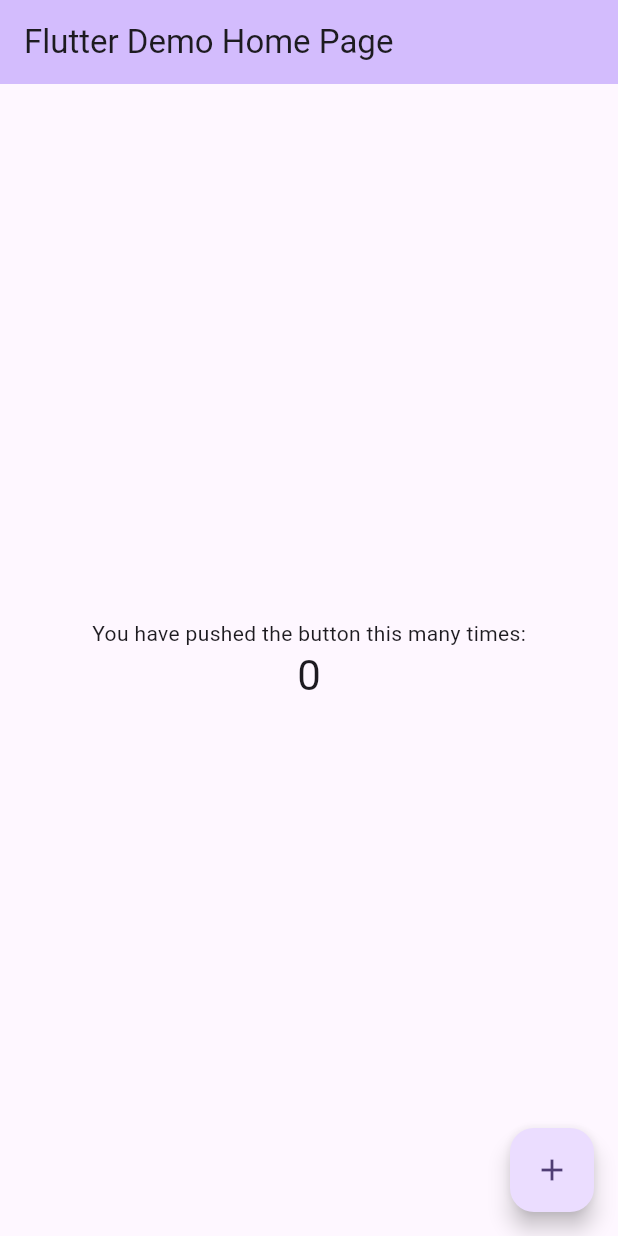
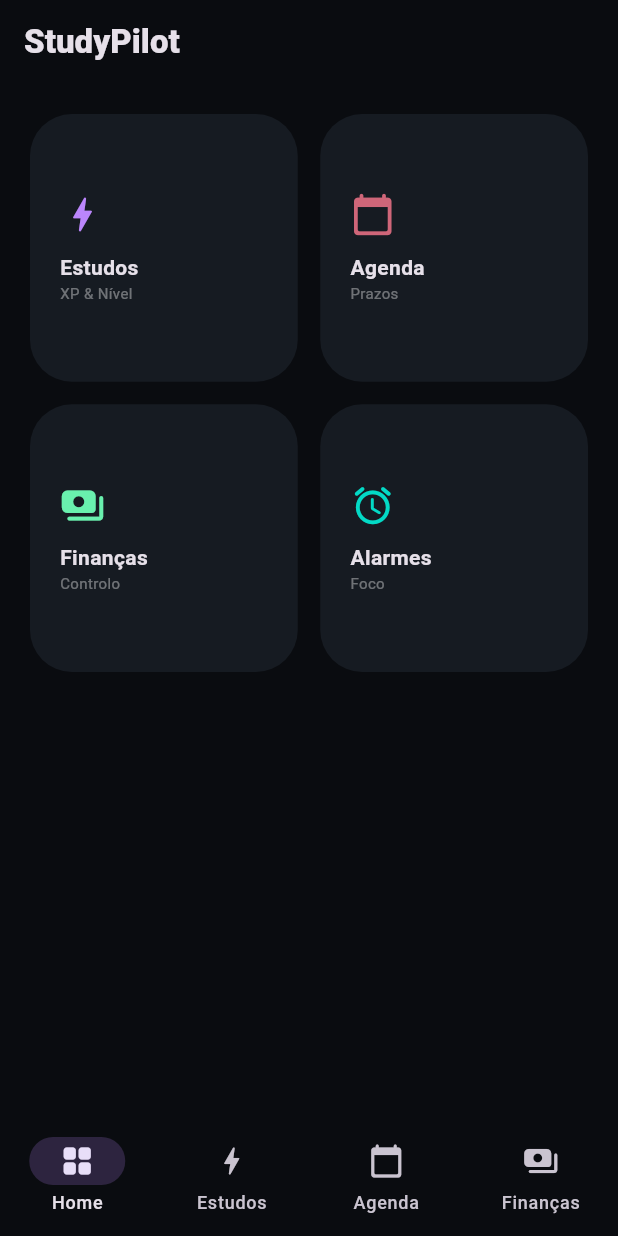
Before and after one commit to Jheex/StudyPilot, a Flutter app: the screen it shows after launch, on a phone screen of 412 x 824 dp. Run offline on Flutter 3.47's test engine with Material 3 defaults, Android fonts, the phone set to English and light mode, and no system bars.

Commit message:
Melhoria de Base

```diff
--- a/studypilot/lib/main.dart
+++ b/studypilot/lib/main.dart
@@ -1,121 +1,95 @@
 import 'package:flutter/material.dart';
+import 'study_screen.dart';
+import 'agenda_screen.dart';   // Novo import
+import 'financas_screen.dart'; // Novo import
 
-void main() {
-  runApp(const MyApp());
-}
+void main() => runApp(const StudyPilotApp());
 
-class MyApp extends StatelessWidget {
-  const MyApp({super.key});
-
-  // This widget is the root of your application.
+class StudyPilotApp extends StatelessWidget {
+  const StudyPilotApp({super.key});
   @override
   Widget build(BuildContext context) {
     return MaterialApp(
-      title: 'Flutter Demo',
-      theme: ThemeData(
-        // This is the theme of your application.
-        //
-        // TRY THIS: Try running your application with "flutter run". You'll see
-        // the application has a purple toolbar. Then, without quitting the app,
-        // try changing the seedColor in the colorScheme below to Colors.green
-        // and then invoke "hot reload" (save your changes or press the "hot
-        // reload" button in a Flutter-supported IDE, or press "r" if you used
-        // the command line to start the app).
-        //
-        // Notice that the counter didn't reset back to zero; the application
-        // state is not lost during the reload. To reset the state, use hot
-        // restart instead.
-        //
-        // This works for code too, not just values: Most code changes can be
-        // tested with just a hot reload.
-        colorScheme: .fromSeed(seedColor: Colors.deepPurple),
-      ),
-      home: const MyHomePage(title: 'Flutter Demo Home Page'),
+      debugShowCheckedModeBanner: false,
+      theme: ThemeData(brightness: Brightness.dark, useMaterial3: true, scaffoldBackgroundColor: const Color(0xFF0A0C10)),
+      home: const MainLayout(),
     );
   }
 }
 
-class MyHomePage extends StatefulWidget {
-  const MyHomePage({super.key, required this.title});
-
-  // This widget is the home page of your application. It is stateful, meaning
-  // that it has a State object (defined below) that contains fields that affect
-  // how it looks.
-
-  // This class is the configuration for the state. It holds the values (in this
-  // case the title) provided by the parent (in this case the App widget) and
-  // used by the build method of the State. Fields in a Widget subclass are
-  // always marked "final".
-
-  final String title;
-
+class MainLayout extends StatefulWidget {
+  const MainLayout({super.key});
   @override
-  State<MyHomePage> createState() => _MyHomePageState();
+  State<MainLayout> createState() => _MainLayoutState();
 }
 
-class _MyHomePageState extends State<MyHomePage> {
-  int _counter = 0;
+class _MainLayoutState extends State<MainLayout> {
+  int indiceAtual = 0;
 
-  void _incrementCounter() {
-    setState(() {
-      // This call to setState tells the Flutter framework that something has
-      // changed in this State, which causes it to rerun the build method below
-      // so that the display can reflect the updated values. If we changed
-      // _counter without calling setState(), then the build method would not be
-      // called again, and so nothing would appear to happen.
-      _counter++;
-    });
-  }
+  void mudarAba(int index) => setState(() => indiceAtual = index);
 
   @override
   Widget build(BuildContext context) {
-    // This method is rerun every time setState is called, for instance as done
-    // by the _incrementCounter method above.
-    //
-    // The Flutter framework has been optimized to make rerunning build methods
-    // fast, so that you can just rebuild anything that needs updating rather
-    // than having to individually change instances of widgets.
+    final List<Widget> telas = [
+      buildDashboard(),       // Aba 0
+      const StudyScreen(),    // Aba 1
+      const AgendaScreen(),   // Aba 2
+      const FinancasScreen(), // Aba 3
+    ];
+
     return Scaffold(
       appBar: AppBar(
-        // TRY THIS: Try changing the color here to a specific color (to
-        // Colors.amber, perhaps?) and trigger a hot reload to see the AppBar
-        // change color while the other colors stay the same.
-        backgroundColor: Theme.of(context).colorScheme.inversePrimary,
-        // Here we take the value from the MyHomePage object that was created by
-        // the App.build method, and use it to set our appbar title.
-        title: Text(widget.title),
+        backgroundColor: Colors.transparent,
+        title: const Text("StudyPilot", style: TextStyle(fontWeight: FontWeight.w900)),
       ),
-      body: Center(
-        // Center is a layout widget. It takes a single child and positions it
-        // in the middle of the parent.
+      body: IndexedStack(index: indiceAtual, children: telas),
+      bottomNavigationBar: NavigationBar(
+        backgroundColor: const Color(0xFF0A0C10),
+        indicatorColor: const Color(0xFFBB86FC).withOpacity(0.2),
+        selectedIndex: indiceAtual,
+        onDestinationSelected: mudarAba,
+        destinations: const [
+          NavigationDestination(icon: Icon(Icons.grid_view_rounded), label: 'Home'),
+          NavigationDestination(icon: Icon(Icons.bolt_rounded), label: 'Estudos'),
+          NavigationDestination(icon: Icon(Icons.calendar_today_rounded), label: 'Agenda'),
+          NavigationDestination(icon: Icon(Icons.payments_rounded), label: 'Finanças'),
+        ],
+      ),
+    );
+  }
+
+  Widget buildDashboard() {
+    return GridView.count(
+      padding: const EdgeInsets.all(20),
+      crossAxisCount: 2,
+      crossAxisSpacing: 15,
+      mainAxisSpacing: 15,
+      children: [
+        _buildBlock("Estudos", "XP & Nível", Icons.bolt_rounded, const Color(0xFFBB86FC), () => mudarAba(1)),
+        _buildBlock("Agenda", "Prazos", Icons.calendar_today_rounded, const Color(0xFFCF6679), () => mudarAba(2)),
+        _buildBlock("Finanças", "Controlo", Icons.payments_rounded, Colors.greenAccent, () => mudarAba(3)),
+        _buildBlock("Alarmes", "Foco", Icons.alarm_rounded, const Color(0xFF03DAC6), () {}),
+      ],
+    );
+  }
+
+  Widget _buildBlock(String t, String s, IconData i, Color c, VoidCallback o) {
+    return InkWell(
+      onTap: o,
+      borderRadius: BorderRadius.circular(28),
+      child: Container(
+        padding: const EdgeInsets.all(20),
+        decoration: BoxDecoration(color: const Color(0xFF161B22), borderRadius: BorderRadius.circular(28)),
         child: Column(
-          // Column is also a layout widget. It takes a list of children and
-          // arranges them vertically. By default, it sizes itself to fit its
-          // children horizontally, and tries to be as tall as its parent.
-          //
-          // Column has various properties to control how it sizes itself and
-          // how it positions its children. Here we use mainAxisAlignment to
-          // center the children vertically; the main axis here is the vertical
-          // axis because Columns are vertical (the cross axis would be
-          // horizontal).
-          //
-          // TRY THIS: Invoke "debug painting" (choose the "Toggle Debug Paint"
-          // action in the IDE, or press "p" in the console), to see the
-          // wireframe for each widget.
-          mainAxisAlignment: .center,
+          mainAxisAlignment: MainAxisAlignment.center,
+          crossAxisAlignment: CrossAxisAlignment.start,
           children: [
-            const Text('You have pushed the button this many times:'),
-            Text(
-              '$_counter',
-              style: Theme.of(context).textTheme.headlineMedium,
-            ),
+            Icon(i, color: c, size: 30),
+            const SizedBox(height: 10),
+            Text(t, style: const TextStyle(fontWeight: FontWeight.bold)),
+            Text(s, style: const TextStyle(color: Colors.white38, fontSize: 10)),
           ],
         ),
-      ),
-      floatingActionButton: FloatingActionButton(
-        onPressed: _incrementCounter,
-        tooltip: 'Increment',
-        child: const Icon(Icons.add),
       ),
     );
   }
```
Also changed, not shown: studypilot/lib/agenda_screen.dart (added, +56 -0 lines), studypilot/lib/financas_screen.dart (added, +39 -0 lines), studypilot/lib/study_screen.dart (added, +300 -0 lines), 1 other file.
